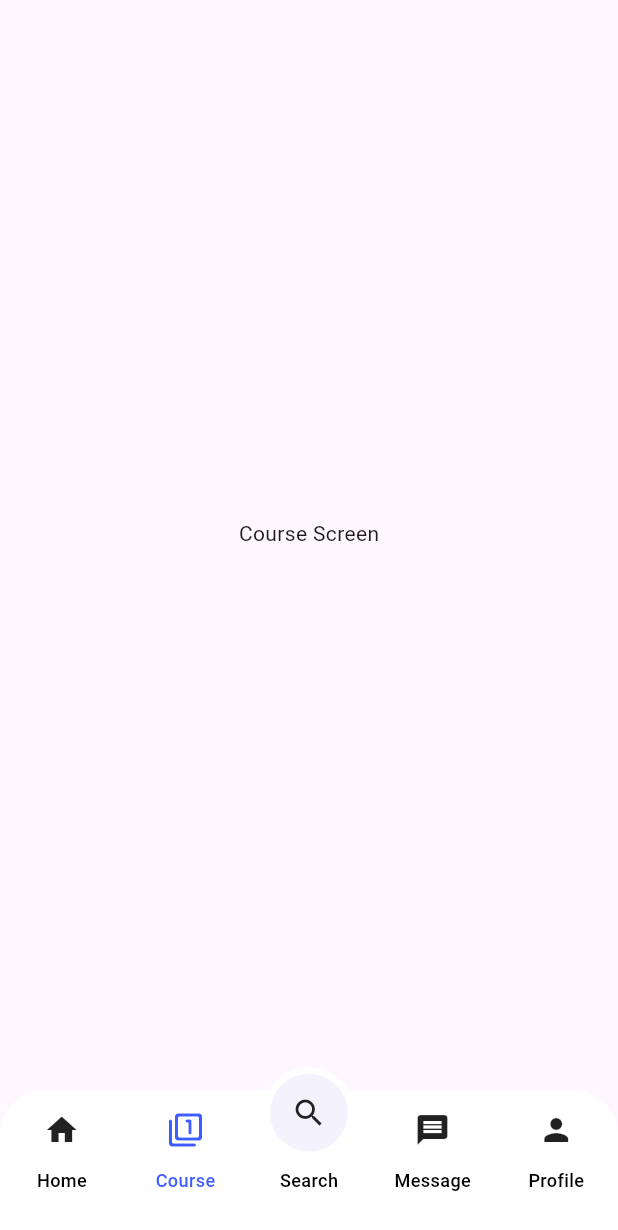
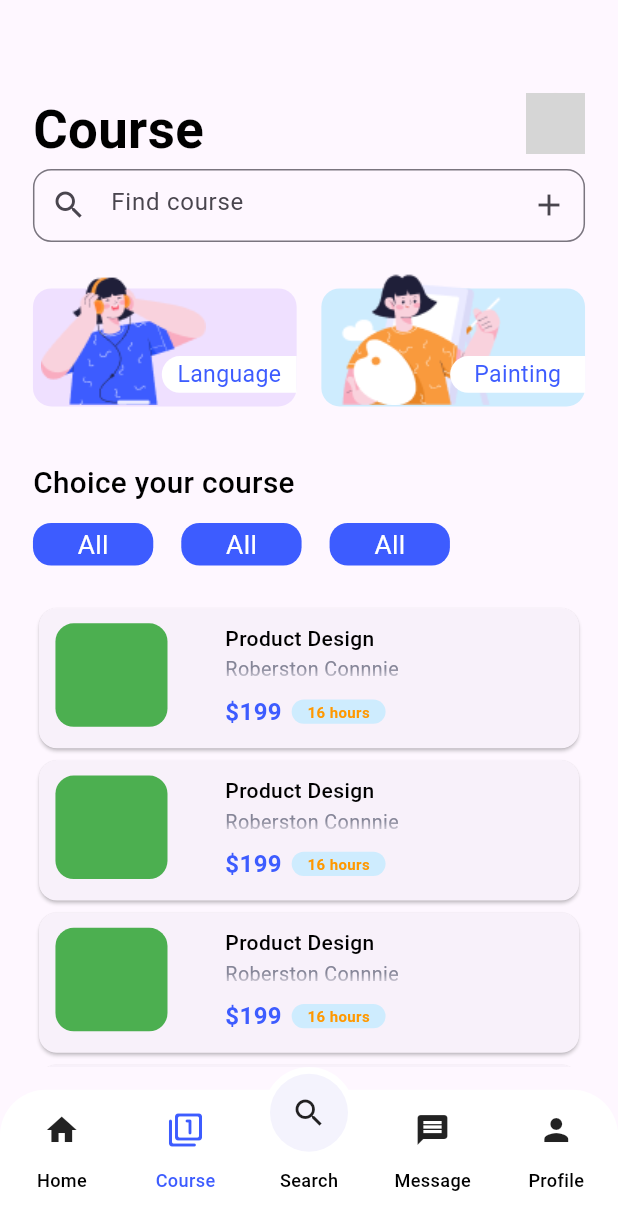
Before and after one commit to hasan-wahab/learning-app, a Flutter app: the screen it shows after launch, item 2 of the bottom bar chosen, on a phone screen of 412 x 824 dp. Shown: the top 1230 px of the screen. Run offline on Flutter 3.47's test engine with Material 3 defaults, Android fonts, the light colour scheme and no system bars; our stand-ins replace flutter_screenutil; grey boxes are pictures that could not be loaded.

Commit message:
course screen completed

```diff
--- a/lib/app_routes/onGenerateRoute.dart
+++ b/lib/app_routes/onGenerateRoute.dart
@@ -2,7 +2,7 @@ import 'package:flutter/cupertino.dart';
 import 'package:flutter/material.dart';
 import 'package:flutter/rendering.dart';
 import 'package:foodi/app_routes/app_routes.dart';
-import 'package:foodi/app_ui/nave_bar/course_screen.dart';
+import 'package:foodi/app_ui/nave_bar/course_screen/course_screen.dart';
 import 'package:foodi/app_ui/nave_bar/home_screen/home_screen.dart';
 import 'package:foodi/app_ui/nave_bar/message_screen.dart';
 import 'package:foodi/app_ui/nave_bar/nav_bar.dart';
--- a/lib/app_ui/app_widgets/app_text_field.dart
+++ b/lib/app_ui/app_widgets/app_text_field.dart
@@ -4,16 +4,22 @@ import 'package:flutter_screenutil/flutter_screenutil.dart';
 class AppTextField extends StatelessWidget {
   final String? hintText;
   final Widget? icon;
-  const AppTextField({super.key, this.icon, this.hintText});
+  final Widget? prefixIcon;
+  final double height;
+  final double width;
+  const AppTextField({super.key, this.icon, this.hintText,this.height=50,this.width=327, this.prefixIcon});
 
   @override
   Widget build(BuildContext context) {
     return Container(
-      height: 50.h,
-      width: 327.w,
+      height: height.h,
+      width: width.w,
       decoration: BoxDecoration(borderRadius: BorderRadius.circular(12.r)),
       child: TextFormField(
+
         decoration: InputDecoration(
+         prefixIcon:prefixIcon,
+
           hintText: hintText,
           suffixIcon: icon,
           border: OutlineInputBorder(borderRadius: BorderRadius.circular(12.r)),
--- a/lib/app_ui/app_widgets/reuseable_text.dart
+++ b/lib/app_ui/app_widgets/reuseable_text.dart
@@ -4,10 +4,11 @@ class ReuseableText extends StatelessWidget {
   final String text;
   final TextStyle? textStyle;
   final TextAlign? textAlign;
-  const ReuseableText({super.key, required this.text,  this.textStyle,  this.textAlign});
+  final TextOverflow? overflow;
+  const ReuseableText({super.key, required this.text,  this.textStyle,  this.textAlign, this.overflow});
 
   @override
   Widget build(BuildContext context) {
-    return Text(text,style: textStyle,textAlign: textAlign,);
+    return Text(text,style: textStyle,textAlign: textAlign,overflow: overflow,);
   }
 }
--- a/lib/app_ui/nave_bar/course_screen.dart
+++ /dev/null
@@ -1,11 +0,0 @@
-import 'package:flutter/material.dart';
-import 'package:foodi/app_ui/app_widgets/reuseable_text.dart';
-
-class CourseScreen extends StatelessWidget {
-  const CourseScreen({super.key});
-
-  @override
-  Widget build(BuildContext context) {
-    return Container(child: Center(child: ReuseableText(text:'Course Screen')));
-  }
-}
--- /dev/null
+++ b/lib/app_ui/nave_bar/course_screen/course_screen.dart
@@ -0,0 +1,49 @@
+import 'package:flutter/material.dart';
+import 'package:flutter_screenutil/flutter_screenutil.dart';
+import 'package:foodi/app_ui/app_widgets/app_text_field.dart';
+import 'package:foodi/app_ui/app_widgets/reuseable_text.dart';
+import 'package:foodi/common/app_style/app_size.dart';
+import 'package:foodi/common/app_style/text_style.dart';
+
+import 'course_widgets.dart';
+
+class CourseScreen extends StatelessWidget {
+  const CourseScreen({super.key});
+
+  @override
+  Widget build(BuildContext context) {
+    return ListView(
+      padding: EdgeInsets.symmetric(horizontal: 20.w, vertical: 0.h),
+      children: [
+        AppSize.widgetGap(height: 61, width: 0),
+        firstRowTitleAndAvatar(),
+        AppTextField(
+          height: 48,
+          width: 335,
+          hintText: 'Find course',
+          icon: Icon(Icons.add),
+          prefixIcon: Icon(Icons.search),
+        ),
+        secondRowTwoCards(),
+        AppSize.widgetGap(height: 36),
+        ReuseableText(
+          text: 'Choice your course',
+          textStyle: AppTStyleAndSize.appBarTStyle(),
+        ),
+        AppSize.widgetGap(height: 13, width: 0),
+        categoryRow(),
+        AppSize.widgetGap(height: 24, width: 0),
+        ListView.builder(
+          shrinkWrap: true,
+          physics: NeverScrollableScrollPhysics(),
+          itemCount: 4,
+          padding: EdgeInsets.zero,
+
+          itemBuilder: (context, index) {
+            return courseCardList();
+          },
+        ),
+      ],
+    );
+  }
+}
--- /dev/null
+++ b/lib/app_ui/nave_bar/course_screen/course_widgets.dart
@@ -0,0 +1,259 @@
+import 'package:flutter/material.dart';
+import 'package:flutter_screenutil/flutter_screenutil.dart';
+
+import '../../../common/app_style/app_colors.dart';
+import '../../../common/app_style/app_size.dart';
+import '../../../common/app_style/text_style.dart';
+import '../../../common/images/assets_images.dart';
+import '../../app_widgets/reuseable_text.dart';
+
+Widget firstRowTitleAndAvatar(){
+  return Row(
+    mainAxisAlignment: MainAxisAlignment.spaceBetween,
+    crossAxisAlignment: CrossAxisAlignment.start,
+    children: [
+      ReuseableText(
+        text: 'Course',
+        textStyle: AppTStyleAndSize.firstTextStyle(),
+      ),        SizedBox(
+        height: 49.98.h,
+        width: 36.w,
+        child: Stack(
+          children: [
+            Container(
+              height: 36.h,
+              width: 36.w,
+              decoration: BoxDecoration(
+                shape: BoxShape.circle,
+                color:Color.fromRGBO(255, 235, 240, 100),
+              ),
+            ),
+
+            SizedBox(
+              height: 40.h,
+              width: 36.w,
+              child: Image.asset(AppAssetsImages.avatar),
+            ),
+          ],
+        ),
+      ),
+
+    ],
+  );
+}
+
+Widget secondRowTwoCards(){
+  return     SizedBox(
+    height: 108.h,
+    width: 335.w,
+    child: Row(
+      mainAxisAlignment: MainAxisAlignment.spaceBetween,
+
+      children: [
+        SizedBox(
+          height: 110.h,
+          width: 160.w,
+          child: Stack(
+            children: [
+              Align(
+                alignment: Alignment.bottomCenter,
+                child: Container(
+                  padding: AppSize.bodyPadding2(bottom: 8.92),
+                  height: 77.46.h,
+                  width: 160.w,
+                  decoration: BoxDecoration(
+                    color: AppColors.courseRowColor2,
+                    borderRadius: BorderRadius.circular(12.r),
+                  ),
+                ),
+              ),
+
+              Align(
+                alignment: Alignment.topLeft,
+                child: SizedBox(
+                  height: 110.h,
+                  width: 109.75.w,
+                  child: Image.asset(AppAssetsImages.courseImage2),
+                ),
+              ),
+              Align(
+                alignment: Alignment.bottomRight,
+                child: Container(
+                  margin: AppSize.bodyPadding2(bottom: 8.9),
+                  height: 24.13.h,
+                  width: 81.79.w,
+                  decoration: BoxDecoration(
+                    color: Colors.white,
+                    borderRadius: BorderRadius.only(
+                      bottomLeft: Radius.circular(12),
+                      topLeft: Radius.circular(12),
+                    ),
+                  ),
+                  child: Center(child: ReuseableText(text: 'Language', textStyle: AppTStyleAndSize.tFieldTextStyle()
+                      .copyWith(color: AppColors.buttonColor),)),
+                ),
+              ),
+            ],
+          ),
+        ),
+        SizedBox(
+          height: 110.h,
+          width: 160.w,
+          child: Stack(
+            children: [
+              Align(
+                alignment: Alignment.bottomCenter,
+                child: Container(
+                  padding: AppSize.bodyPadding2(bottom: 8.92),
+                  height: 77.46.h,
+                  width: 160.w,
+                  decoration: BoxDecoration(
+                    color: AppColors.courseRowColor1,
+                    borderRadius: BorderRadius.circular(12.r),
+                  ),
+                ),
+              ),
+
+              Align(
+                alignment: Alignment.topLeft,
+                child: SizedBox(
+                  height: 110.h,
+                  width: 109.75.w,
+                  child: Image.asset(AppAssetsImages.courseImage1),
+                ),
+              ),
+              Align(
+                alignment: Alignment.bottomRight,
+                child: Container(
+                  margin: AppSize.bodyPadding2(bottom: 8.9),
+                  height: 24.13.h,
+                  width: 81.79.w,
+                  decoration: BoxDecoration(
+                    color: Colors.white,
+                    borderRadius: BorderRadius.only(
+                      bottomLeft: Radius.circular(12),
+                      topLeft: Radius.circular(12),
+                    ),
+                  ),
+                  child: Center(
+                    child: ReuseableText(
+                      text: 'Painting',
+                      textStyle: AppTStyleAndSize.tFieldTextStyle()
+                          .copyWith(color: AppColors.buttonColor),
+                    ),
+                  ),
+                ),
+              ),
+            ],
+          ),
+        ),
+      ],
+    ),
+  );
+}
+Widget categoryRow(){
+  return  Row(
+      children: List.generate((3), (index){
+        return Container(
+          margin: AppSize.bodyPadding2(right: 17),
+          height: 28.h,
+          width: 73.w,
+          decoration: BoxDecoration(
+            color: AppColors.buttonColor,
+            borderRadius: BorderRadius.circular(12.r),
+          ),
+          child: Center(
+            child: ReuseableText(
+              text: 'All',
+              textStyle: AppTStyleAndSize.thirdTextStyle().copyWith(
+                color: Colors.white,
+              ),
+            ),
+          ),
+        );
+      })
+  );
+}
+Widget courseCardList(){
+ return SizedBox(
+    height: 100.h,
+    width: 335.w,
+    child: Card(
+      child: Padding(
+        padding:AppSize.bodyPadding(horizontal: 10,vertical: 10),
+        child: Row(
+          crossAxisAlignment: CrossAxisAlignment.start,
+          children: [
+            Container(
+
+              height: 68.h,
+              width: 68.w,
+              decoration: BoxDecoration(
+                borderRadius: BorderRadius.circular(12.r),
+                color: Colors.green,
+              ),
+            ),
+            AppSize.widgetGap(width: 35,height: 0),
+            Column(
+              crossAxisAlignment: CrossAxisAlignment.start,
+              children: [
+                SizedBox(
+                  height: 21.h,
+                  width: 136.w,
+                  child: ReuseableText(text: 'Product Design',overflow:TextOverflow.fade,textStyle: AppTStyleAndSize.secondTextStyle().copyWith(
+                    fontSize: 14,
+                    fontWeight: FontWeight.w500,
+                  )),
+                ),
+                SizedBox(
+
+                  height:18.h ,
+                  width: 130.w,
+                  child: Row(
+                    spacing: AppSize.rowSpacing(width: 10),
+                    mainAxisAlignment: MainAxisAlignment.start,
+                    crossAxisAlignment: CrossAxisAlignment.start,
+                    children: [
+
+                      ReuseableText(text: 'Roberston Connnie',overflow:TextOverflow.fade,textStyle: AppTStyleAndSize.fourthSmallTextStyle(),),
+                    ],
+                  ),
+                ),
+                AppSize.widgetGap(height: 7),
+                SizedBox(
+                  height:24.h ,
+                  width: 101.w,
+                  child: Row(
+                    spacing: AppSize.rowSpacing(width: 6),
+                    children: [
+                      ReuseableText(text: '\$199',overflow:TextOverflow.fade,textStyle: AppTStyleAndSize.secondTextStyle().copyWith(
+                          fontSize: 16,
+                          color: AppColors.buttonColor,
+                          fontWeight: FontWeight.bold
+                      ),),
+                      Container(
+                        height: 16.h,
+                        width: 57.w,
+                        decoration: BoxDecoration(
+                          color: AppColors.courseRowColor1,
+                          borderRadius: BorderRadius.circular(16.r),
+                        ),
+                        child: Center(
+                          child: ReuseableText(text: '16 hours',overflow:TextOverflow.fade,textStyle: AppTStyleAndSize.secondTextStyle().copyWith(
+                              color: Colors.orange,
+                              fontSize: 10
+                          ),),
+                        ),
+                      ),
+                    ],
+                  ),
+                ),
+
+              ],
+            ),
+          ],
+        ),
+      ),
+    ),
+  );
+}
--- a/lib/app_ui/nave_bar/home_screen/home_screen_widgets.dart
+++ b/lib/app_ui/nave_bar/home_screen/home_screen_widgets.dart
@@ -108,8 +108,10 @@ Widget timerWidget() {
             mainAxisAlignment: MainAxisAlignment.spaceBetween,
             children: [
               ReuseableText(
-               text:  'Learned today',
-                textStyle: AppTStyleAndSize.thirdTextStyle().copyWith(fontSize: 12),
+                text: 'Learned today',
+                textStyle: AppTStyleAndSize.thirdTextStyle().copyWith(
+                  fontSize: 12,
+                ),
               ),
               ReuseableText(
                 text: 'My courses',
@@ -125,10 +127,15 @@ text: 'My courses',
           Row(
             children: [
               ReuseableText(
-              text:   '40 min',
-                textStyle: AppTStyleAndSize.firstTextStyle().copyWith(fontSize: 20),
+                text: '40 min',
+                textStyle: AppTStyleAndSize.firstTextStyle().copyWith(
+                  fontSize: 20,
                 ),
-              ReuseableText(text: '/ 60min', textStyle: AppTStyleAndSize.thirdTextStyle()),
+              ),
+              ReuseableText(
+                text: '/ 60min',
+                textStyle: AppTStyleAndSize.thirdTextStyle(),
+              ),
             ],
           ),
           Row(
@@ -157,8 +164,8 @@ text: 'My courses',
   );
 }
 
-Widget horizontalListOfCard(){
-  return   SizedBox(
+Widget horizontalListOfCard() {
+  return SizedBox(
     height: 154.h,
 
     child: ListView.builder(
@@ -201,8 +208,7 @@ Widget horizontalListOfCard(){
                       width: 85,
                       height: 31,
                       text: 'Get Started',
-                      textStyle: AppTStyleAndSize.buttonTextStyle()
-                          .copyWith(
+                      textStyle: AppTStyleAndSize.buttonTextStyle().copyWith(
                         fontSize: 12,
                         fontWeight: FontWeight.bold,
                       ),
@@ -217,7 +223,8 @@ Widget horizontalListOfCard(){
     ),
   );
 }
-Widget circleWidget({required angle,required String text}){
+
+Widget circleWidget({required angle, required String text}) {
   return Row(
     spacing: AppSize.rowSpacing(width: 13),
     children: [
@@ -227,7 +234,10 @@ Widget circleWidget({required angle,required String text}){
         decoration: BoxDecoration(
           gradient: angle != math.pi * 0.0
               ? SweepGradient(
-            colors: [Color.fromRGBO(112, 112, 112, 100), Color.fromRGBO(244, 243, 253, 100)],
+                  colors: [
+                    Color.fromRGBO(112, 112, 112, 100),
+                    Color.fromRGBO(244, 243, 253, 100),
+                  ],
                   endAngle: angle,
                 )
               : null,
@@ -249,7 +259,7 @@ Widget circleWidget({required angle,required String text}){
         ),
       ),
       ReuseableText(
-     text:   text,
+        text: text,
         textStyle: AppTStyleAndSize.thirdTextStyle().copyWith(
           fontWeight: FontWeight.w500,
           fontSize: 14,
@@ -259,7 +269,8 @@ Widget circleWidget({required angle,required String text}){
     ],
   );
 }
-Widget learningPlanWidget({required angle1 ,required angle2}){
+
+Widget learningPlanWidget({required angle1, required angle2}) {
   return SizedBox(
     height: 181.h,
     width: 375.w,
@@ -271,7 +282,7 @@ Widget learningPlanWidget({required angle1 ,required angle2}){
           child: Row(
             children: [
               ReuseableText(
-               text:  'Learning plan',
+                text: 'Learning plan',
                 textStyle: AppTStyleAndSize.thirdTextStyle().copyWith(
                   fontWeight: FontWeight.w500,
                   color: Colors.black,
@@ -286,37 +297,43 @@ Widget learningPlanWidget({required angle1 ,required angle2}){
           child: Card(
             color: Colors.white,
             child: Padding(
-                padding: AppSize.bodyPadding2(top: 25,left: 16,right: 16),
+              padding: AppSize.bodyPadding2(top: 25, left: 16, right: 16),
               child: Column(
                 spacing: AppSize.colomnSpacing(height: 18),
                 children: [
-
                   Row(
                     mainAxisAlignment: MainAxisAlignment.spaceBetween,
                     children: [
-                        circleWidget(angle: angle1,text: 'Packaging design'),
+                      circleWidget(angle: angle1, text: 'Packaging design'),
                       Row(
                         children: [
                           Text('40'),
-                            Text('/48',style: AppTStyleAndSize.fourthSmallTextStyle(),),
+                          Text(
+                            '/48',
+                            style: AppTStyleAndSize.fourthSmallTextStyle(),
+                          ),
                         ],
                       ),
                     ],
-                    ),  Row(
+                  ),
+                  Row(
                     mainAxisAlignment: MainAxisAlignment.spaceBetween,
                     children: [
-                        circleWidget(angle: angle2,text: 'Product design'),
+                      circleWidget(angle: angle2, text: 'Product design'),
                       Row(
                         children: [
                           Text('40'),
-                            Text('/48',style: AppTStyleAndSize.fourthSmallTextStyle(),),
+                          Text(
+                            '/48',
+                            style: AppTStyleAndSize.fourthSmallTextStyle(),
+                          ),
                         ],
                       ),
                     ],
                   ),
                 ],
               ),
-              )
+            ),
           ),
         ),
       ],
--- a/lib/app_ui/nave_bar/nav_bar.dart
+++ b/lib/app_ui/nave_bar/nav_bar.dart
@@ -4,7 +4,7 @@ import 'package:flutter/material.dart';
 import 'package:flutter/services.dart';
 import 'package:flutter_screenutil/flutter_screenutil.dart';
 import 'package:foodi/app_ui/app_widgets/reuseable_text.dart';
-import 'package:foodi/app_ui/nave_bar/course_screen.dart';
+import 'package:foodi/app_ui/nave_bar/course_screen/course_screen.dart';
 import 'package:foodi/app_ui/nave_bar/home_screen/home_screen.dart';
 import 'package:foodi/app_ui/nave_bar/message_screen.dart';
 import 'package:foodi/app_ui/nave_bar/profile_screen.dart';
--- a/lib/common/app_style/app_colors.dart
+++ b/lib/common/app_style/app_colors.dart
@@ -15,4 +15,6 @@ class AppColors {
   static Color homeScrSecondCardColor=Color.fromRGBO(206, 236, 254, 100);
   static Color meetUpCardColor=Color.fromRGBO(239, 224, 255, 100);
   static Color meetUpTextColor=Color.fromRGBO(68, 6, 135, 100);
+  static Color courseRowColor1=Color.fromRGBO(206, 236, 254, 100);
+  static Color courseRowColor2=Color.fromRGBO(239, 224, 255, 100);
 }
--- a/lib/common/images/assets_images.dart
+++ b/lib/common/images/assets_images.dart
@@ -11,6 +11,8 @@ class AppAssetsImages {
   static final String avatar = '$imageBase/avatar.png';
   static final String secondRowImage='$imageBase/row_card_image.png';
   static final String meetUpImage='$imageBase/meetup.png';
+  static final String courseImage1='$imageBase/courseimage1.png';
+  static final String courseImage2='$imageBase/courseimage2.png';
   // icon
   static final String search = '$imageBase/search.png';
   static final String person = '$imageBase/person.png';
--- a/lib/main.dart
+++ b/lib/main.dart
@@ -10,7 +10,6 @@ import 'package:foodi/app_ui/onboarding_scr/on_boarding_secree2.dart';
 import 'app_routes/onGenerateRoute.dart';
 
 void main() {
-
   runApp(
     ScreenUtilInit(
       designSize: Size(375, 812),
@@ -31,9 +30,9 @@ class MyApp extends StatelessWidget {
       ),
       debugShowCheckedModeBanner: false,
       title: 'Flutter Demo',
-home: NavBar(),
+      home: NavBar(),
       // onGenerateRoute: (RouteSettings settings) =>
-      //     AppRouting.onGenerateRoute(settings, context),
+      //   AppRouting.onGenerateRoute(settings, context),
     );
   }
 }
```
Also changed, not shown: assets/images/courseimage1.png (added), assets/images/courseimage2.png (added), assets/images/illustration (1).png (added). Lines whose indentation alone changed are shown as unchanged.
